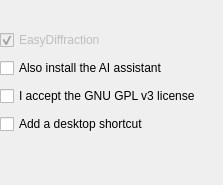
Above: tools/installer/AssistantForm.ui from enhantica/edi before the change. Below: the same form after it.
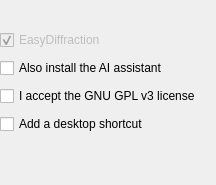
That is the form after the change.

Diff of the .ui file:
```diff
--- a/tools/installer/AssistantForm.ui
+++ b/tools/installer/AssistantForm.ui
@@ -96,13 +96,6 @@
        </property>
       </widget>
      </item>
-     <item>
-      <spacer name="AppRowSpacer">
-       <property name="orientation">
-        <enum>Qt::Horizontal</enum>
-       </property>
-      </spacer>
-     </item>
     </layout>
    </item>
    <item>
@@ -129,13 +122,6 @@
        </property>
       </widget>
      </item>
-     <item>
-      <spacer name="AssistantRowSpacer">
-       <property name="orientation">
-        <enum>Qt::Horizontal</enum>
-       </property>
-      </spacer>
-     </item>
     </layout>
    </item>
    <item>
@@ -169,13 +155,6 @@
        </property>
       </widget>
      </item>
-     <item>
-      <spacer name="LicenseSpacer">
-       <property name="orientation">
-        <enum>Qt::Horizontal</enum>
-       </property>
-      </spacer>
-     </item>
     </layout>
    </item>
    <item>
@@ -202,13 +181,6 @@
        </property>
       </widget>
      </item>
-     <item>
-      <spacer name="ShortcutRowSpacer">
-       <property name="orientation">
-        <enum>Qt::Horizontal</enum>
-       </property>
-      </spacer>
-     </item>
     </layout>
    </item>
    <item>
```
Left out of the diff: 8 changed lines with no effect on the pictures.
